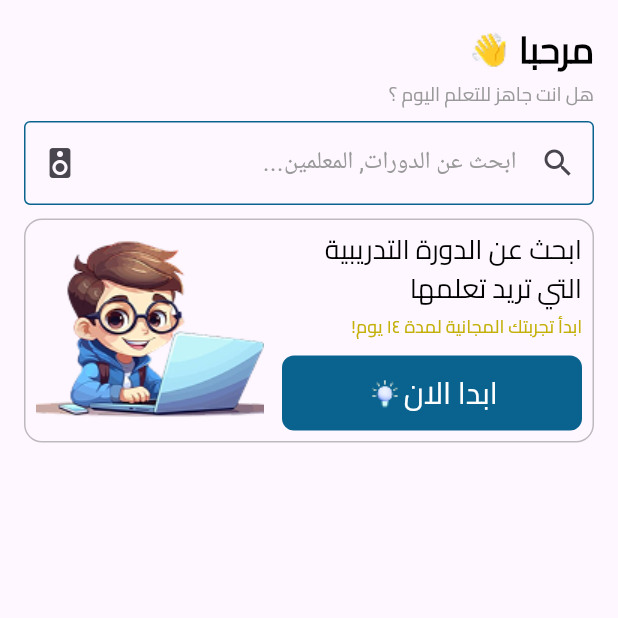
After one commit to Ibrahim8545/Future_Coders, a Flutter app: the HomeTab screen opened directly, on a phone screen of 412 x 824 dp, the top half of it. The commit adds this screen. Run offline on Flutter 3.47's test engine with Material 3 defaults, Android fonts, the phone set to English and light mode, and no system bars; our stand-ins replace buttons_tabbar, flutter_otp_text_field, flutter_screenutil, font_awesome_flutter, syncfusion_flutter_charts.

Commit message:
home tab section course finish

```diff
--- a/lib/features/auth/prestation/screens/login_screen.dart
+++ b/lib/features/auth/prestation/screens/login_screen.dart
@@ -1,5 +1,4 @@
 import 'package:courseapp/config/routes/routes.dart';
-import 'package:courseapp/features/auth/prestation/screens/signup_screen.dart';
 import 'package:courseapp/features/auth/prestation/widget/custom_buttom.dart';
 import 'package:courseapp/features/auth/prestation/widget/custom_textfield.dart';
 import 'package:flutter/material.dart';
--- a/lib/features/auth/prestation/screens/signup_screen.dart
+++ b/lib/features/auth/prestation/screens/signup_screen.dart
@@ -1,4 +1,3 @@
-import 'package:courseapp/config/routes/routes.dart';
 import 'package:courseapp/features/auth/prestation/widget/custom_buttom.dart';
 import 'package:courseapp/features/auth/prestation/widget/custom_textfield.dart';
 import 'package:flutter/material.dart';
--- a/lib/features/auth/prestation/widget/custom_textfield.dart
+++ b/lib/features/auth/prestation/widget/custom_textfield.dart
@@ -8,7 +8,9 @@ class CustomTextField extends StatelessWidget {
       this.text,
       this.obscureText = false,
       this.controller,
-      this.keyboardType});
+      this.keyboardType,
+      this.suffixIcon,
+      this.prefixIcon});
 
   String? hint;
   String? text;
@@ -16,6 +18,8 @@ class CustomTextField extends StatelessWidget {
   TextEditingController? controller;
   TextInputType? keyboardType;
   int? maxLines;
+  Widget? suffixIcon;
+  Widget? prefixIcon;
 
   @override
   Widget build(BuildContext context) {
@@ -30,6 +34,8 @@ class CustomTextField extends StatelessWidget {
         }
       },
       decoration: InputDecoration(
+        prefixIcon: prefixIcon,
+        suffixIcon: suffixIcon,
         label: Align(
           alignment: Alignment.centerRight,
           child: Text('$hint'),
--- a/lib/features/main/home/home_tab.dart
+++ b/lib/features/main/home/presentation/views/home_tab.dart
@@ -1,3 +1,4 @@
+import 'package:courseapp/features/main/home/presentation/widget/home_tab_body.dart';
 import 'package:flutter/material.dart';
 
 class HomeTab extends StatelessWidget {
@@ -5,8 +6,8 @@ class HomeTab extends StatelessWidget {
 
   @override
   Widget build(BuildContext context) {
-    return Container(
-      color: Colors.green,
+    return Scaffold(
+      body: SafeArea(child: HomeTabBody()),
     );
   }
 }
--- /dev/null
+++ b/lib/features/main/home/presentation/widget/custom_section_course.dart
@@ -0,0 +1,56 @@
+import 'package:courseapp/core/utils/color_manager.dart';
+import 'package:courseapp/core/utils/styles_manager.dart';
+import 'package:courseapp/features/auth/prestation/widget/custom_buttom.dart';
+import 'package:flutter/material.dart';
+import 'package:flutter_screenutil/flutter_screenutil.dart';
+
+class CustomSectionCourse extends StatelessWidget {
+  const CustomSectionCourse({super.key});
+
+  @override
+  Widget build(BuildContext context) {
+    return Row(children: [
+      Image.asset('assets/images/setionImage.png'),
+      Spacer(),
+      Column(
+        crossAxisAlignment: CrossAxisAlignment.end,
+        children: [
+          Text(
+            textAlign: TextAlign.end,
+            'ابحث عن الدورة التدريبية \nالتي تريد تعلمها',
+            style: getRegularStyle(color: Colors.black)
+                .copyWith(fontWeight: FontWeight.w500, fontSize: 20.sp),
+          ),
+          SizedBox(
+            height: 4.h,
+          ),
+          Text(
+            '!ابدأ تجربتك المجانية لمدة ١٤ يوم',
+            style: getLightStyle(color: Color(0xffC3B109)),
+          ),
+          SizedBox(
+            height: 12.h,
+          ),
+          Container(
+            width: 200, // عرض محدد بدلًا من اللانهائي
+            height: 50,
+            decoration: BoxDecoration(
+              borderRadius: BorderRadius.circular(8),
+              color: const Color(0xff0A638F),
+            ),
+            child: Center(
+              child: Row(
+                mainAxisAlignment: MainAxisAlignment.center,
+                children: [
+                  Image.asset('assets/images/BULB2C 2.png'),
+                  Text('ابدا الان',
+                      style: getMediumStyle(color: ColorManager.white))
+                ],
+              ),
+            ),
+          )
+        ],
+      ),
+    ]);
+  }
+}
--- /dev/null
+++ b/lib/features/main/home/presentation/widget/home_tab_body.dart
@@ -0,0 +1,61 @@
+import 'package:courseapp/core/utils/styles_manager.dart';
+import 'package:courseapp/features/auth/prestation/widget/custom_textfield.dart';
+import 'package:courseapp/features/main/home/presentation/widget/custom_section_course.dart';
+import 'package:flutter/material.dart';
+import 'package:flutter_screenutil/flutter_screenutil.dart';
+
+class HomeTabBody extends StatelessWidget {
+  const HomeTabBody({super.key});
+
+  @override
+  Widget build(BuildContext context) {
+    return Padding(
+      padding: const EdgeInsets.all(16.0),
+      child: Column(
+        crossAxisAlignment: CrossAxisAlignment.end,
+        children: [
+          Row(
+            mainAxisAlignment: MainAxisAlignment.end,
+            children: [
+              Image.asset('assets/images/hi.png'),
+              SizedBox(width: 8.w),
+              Text(
+                'مرحبا',
+                style: getBoldStyle(color: Colors.black),
+              ),
+            ],
+          ),
+          SizedBox(
+            height: 4.h,
+          ),
+          Text(
+            'هل انت جاهز للتعلم اليوم ؟',
+            style: getLightStyle(color: Color(0xff999999))
+                .copyWith(fontSize: 14.sp),
+          ),
+          SizedBox(
+            height: 10.h,
+          ),
+          CustomTextField(
+            suffixIcon: Icon(Icons.search),
+            prefixIcon: Icon(Icons.speaker),
+            hint: '...ابحث عن الدورات, المعلمين',
+          ),
+          SizedBox(
+            height: 10.h,
+          ),
+          Container(
+            padding: const EdgeInsets.all(7.0),
+            decoration: BoxDecoration(
+              borderRadius: BorderRadius.circular(12),
+              border: Border.all(
+                color: Color(0xff000000).withOpacity(0.25),
+              ),
+            ),
+            child: CustomSectionCourse(),
+          ),
+        ],
+      ),
+    );
+  }
+}
--- a/lib/features/main/main_layout.dart
+++ b/lib/features/main/main_layout.dart
@@ -5,7 +5,7 @@ import 'package:courseapp/features/main/fathers/fathers_tab.dart';
 import 'package:courseapp/features/main/settings/settings_tab.dart';
 import 'package:flutter/material.dart';
 
-import 'home/home_tab.dart';
+import 'home/presentation/views/home_tab.dart';
 
 class MainLayout extends StatefulWidget {
   const MainLayout({super.key});
@@ -18,7 +18,7 @@ class _MainLayoutState extends State<MainLayout> {
   int currentIndex = 4;
   List<Widget> tabs = [
     const HomeTab(),
-     CoursesTab(),
+    CoursesTab(),
     const FathersTab(),
     const CommunityTab(),
     const SettingsTab()
--- a/pubspec.yaml
+++ b/pubspec.yaml
@@ -41,6 +41,7 @@ dependencies:
   flutter_otp_text_field: ^1.5.1+1
   buttons_tabbar: ^1.3.15
   font_awesome_flutter: ^10.8.0
+  syncfusion_flutter_charts: ^29.1.35
 
 
 dev_dependencies:
```
Also changed, not shown: lib/features/main/settings/presentation/widgets/custom_sync_fusion_charts.dart (+51 -51 lines), assets/images/BULB2C 2.png (added), assets/images/Microphone.png (added), assets/images/hi.png (added), assets/images/search.png (added), assets/images/setionImage.png (added), pubspec.lock.
